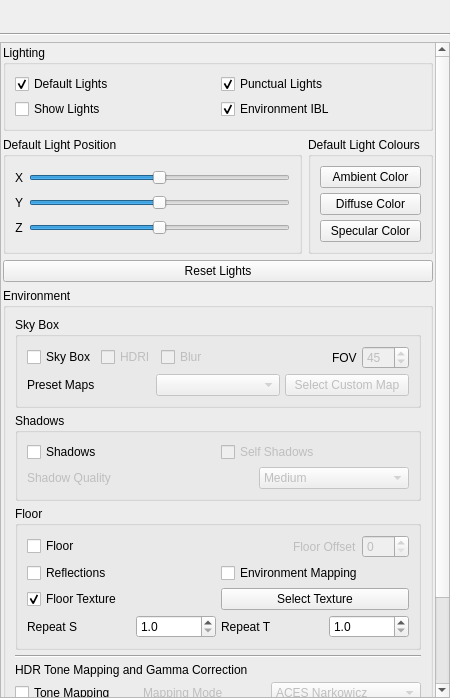
The window that ui/VisualizationEnvironmentPanel.ui (01Hub/ModelViewer) describes before a commit, drawn with Qt 5.
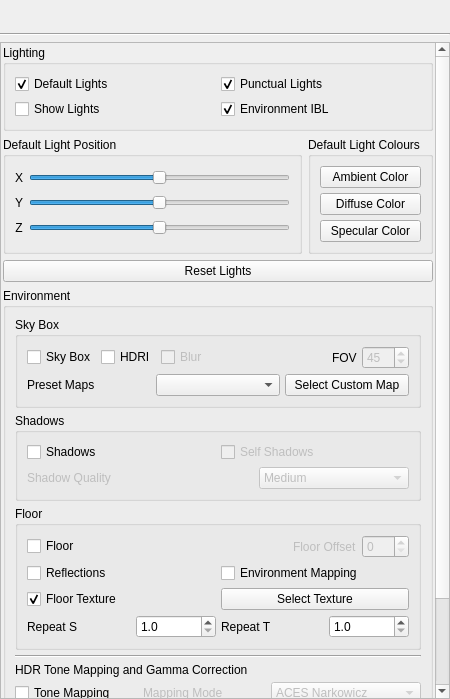
The same window after the commit. Icons and pictures are not drawn.

Commit message: Preset maps selection enablement is independent of skybox enablement

```diff
--- a/ui/VisualizationEnvironmentPanel.ui
+++ b/ui/VisualizationEnvironmentPanel.ui
@@ -8,7 +8,7 @@
     <x>0</x>
     <y>0</y>
     <width>450</width>
-    <height>698</height>
+    <height>699</height>
    </rect>
   </property>
   <property name="sizePolicy">
@@ -116,8 +116,8 @@
        <rect>
         <x>0</x>
         <y>0</y>
-        <width>436</width>
-        <height>886</height>
+        <width>434</width>
+        <height>876</height>
        </rect>
       </property>
       <layout class="QGridLayout" name="gridLayout">
@@ -353,7 +353,7 @@
                <item>
                 <widget class="QCheckBox" name="checkBoxSkyBoxHDRI">
                  <property name="enabled">
-                  <bool>false</bool>
+                  <bool>true</bool>
                  </property>
                  <property name="text">
                   <string>HDRI</string>
@@ -428,9 +428,6 @@
                </item>
                <item>
                 <widget class="QComboBox" name="comboBoxSkyBoxMaps">
-                 <property name="enabled">
-                  <bool>false</bool>
-                 </property>
                  <property name="maximumSize">
                   <size>
                    <width>150</width>
@@ -442,7 +439,7 @@
                <item>
                 <widget class="QPushButton" name="pushButtonSkyBoxTex">
                  <property name="enabled">
-                  <bool>false</bool>
+                  <bool>true</bool>
                  </property>
                  <property name="text">
                   <string>Select Custom Map</string>
```
The commit also changes 1 other file.
